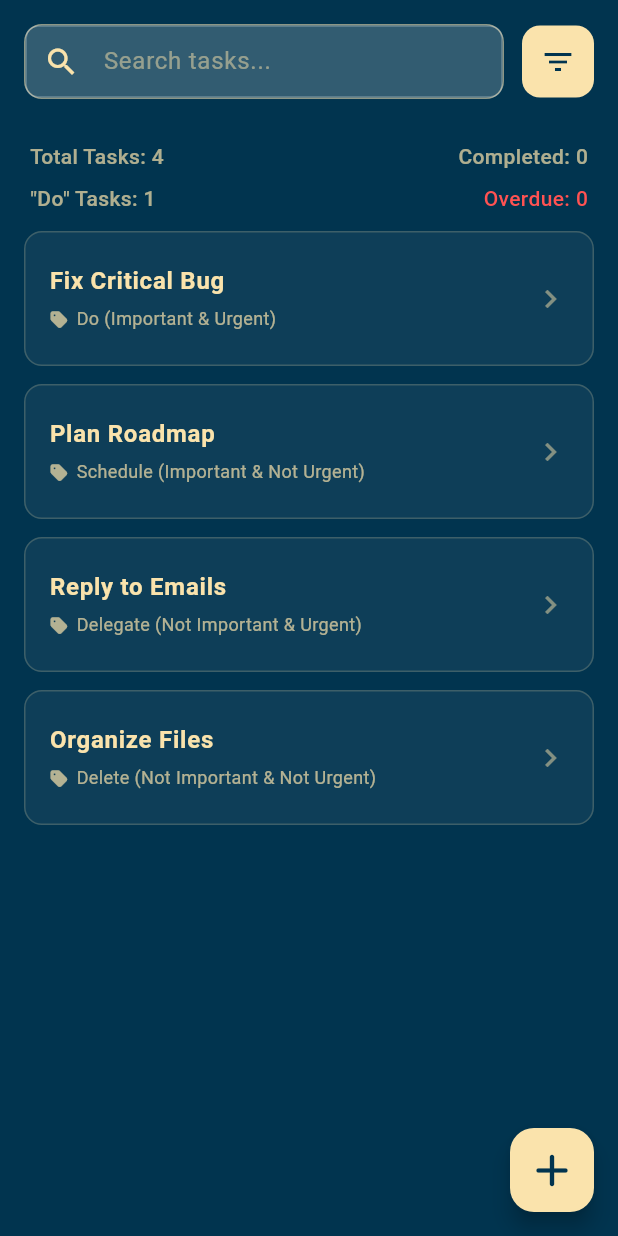
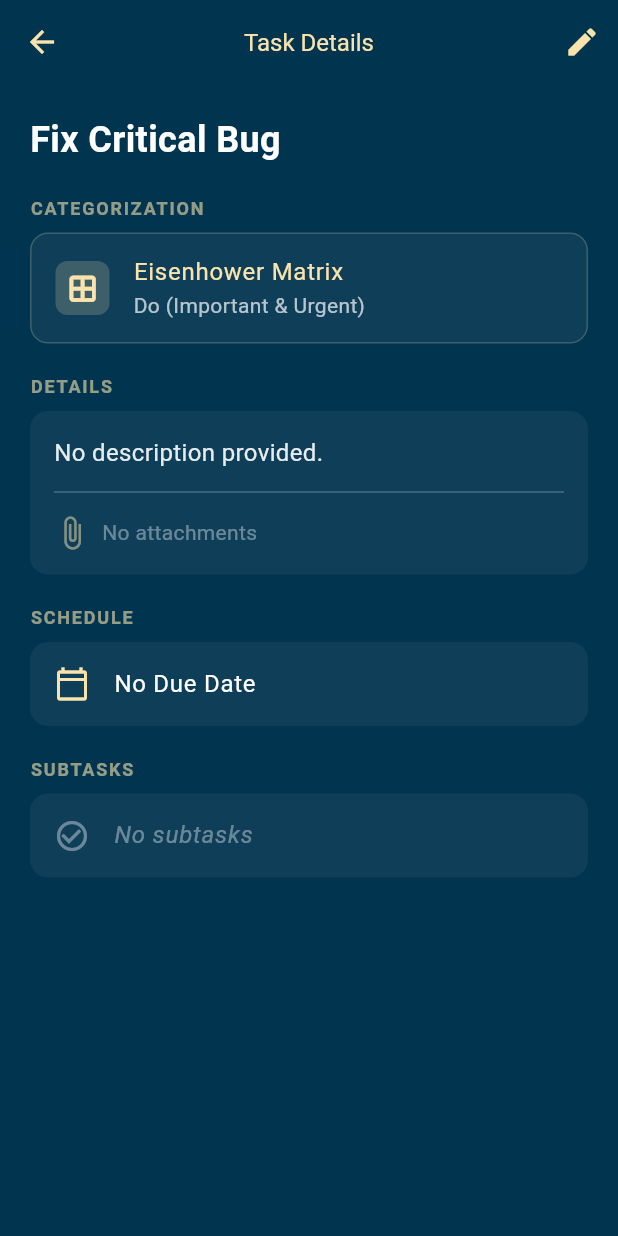
Before and after one commit to pctan9491/PROJ-0001-TTTApp-FE, a Flutter app: the TaskListPage screen opened directly, after a tap on "Fix Critical Bug", on a phone screen of 412 x 824 dp. Run offline on Flutter 3.47's test engine with Material 3 defaults, Android fonts, the phone set to English and light mode, and no system bars; our stand-ins replace font_awesome_flutter, shared_preferences; accounts and stored records are empty.

Commit message:
task detail page

```diff
--- /dev/null
+++ b/lib/features/tasks/presentation/pages/task_detail_page.dart
@@ -0,0 +1,160 @@
+import 'package:flutter/material.dart';
+import 'package:font_awesome_flutter/font_awesome_flutter.dart';
+import '../../domain/entities/task.dart';
+
+class TaskDetailPage extends StatelessWidget {
+  final Task task;
+
+  const TaskDetailPage({super.key, required this.task});
+
+  String _getMatrixLabel() {
+    if (task.importance == TaskImportance.important && task.urgency == TaskUrgency.urgent) {
+      return 'Do (Important & Urgent)';
+    } else if (task.importance == TaskImportance.important && task.urgency == TaskUrgency.notUrgent) {
+      return 'Schedule (Important & Not Urgent)';
+    } else if (task.importance == TaskImportance.notImportant && task.urgency == TaskUrgency.urgent) {
+      return 'Delegate (Not Important & Urgent)';
+    } else {
+      return 'Delete (Not Important & Not Urgent)';
+    }
+  }
+
+  @override
+  Widget build(BuildContext context) {
+    final primaryColor = Theme.of(context).scaffoldBackgroundColor;
+    final secondaryColor = Theme.of(context).colorScheme.secondary;
+
+    return Scaffold(
+      backgroundColor: primaryColor,
+      appBar: AppBar(
+        backgroundColor: Colors.transparent,
+        elevation: 0,
+        leading: IconButton(
+          icon: Icon(Icons.arrow_back, color: secondaryColor),
+          onPressed: () => Navigator.pop(context),
+        ),
+        title: Text('Task Details', style: TextStyle(color: secondaryColor, fontSize: 16)),
+        actions: [
+          IconButton(
+            icon: Icon(Icons.edit, color: secondaryColor),
+            onPressed: () {
+              // TODO: Navigate to Edit Task
+            },
+          ),
+        ],
+      ),
+      body: SingleChildScrollView(
+        padding: const EdgeInsets.all(20.0),
+        child: Column(
+          crossAxisAlignment: CrossAxisAlignment.start,
+          children: [
+            // --- Title ---
+            Text(
+              task.title,
+              style: const TextStyle(color: Colors.white, fontSize: 24, fontWeight: FontWeight.bold),
+            ),
+            const SizedBox(height: 20),
+
+            // --- Categorization ---
+            _buildSectionLabel('Categorization', secondaryColor),
+            Container(
+              margin: const EdgeInsets.only(top: 8, bottom: 20),
+              decoration: BoxDecoration(
+                color: Colors.white.withOpacity(0.05),
+                borderRadius: BorderRadius.circular(12),
+                border: Border.all(color: secondaryColor.withOpacity(0.2)),
+              ),
+              child: ListTile(
+                leading: Container(
+                  padding: const EdgeInsets.all(8),
+                  decoration: BoxDecoration(
+                    color: secondaryColor.withOpacity(0.2),
+                    borderRadius: BorderRadius.circular(8),
+                  ),
+                  child: Icon(FontAwesomeIcons.tableCellsLarge, color: secondaryColor, size: 20),
+                ),
+                title: Text('Eisenhower Matrix', style: TextStyle(color: secondaryColor)),
+                subtitle: Text(_getMatrixLabel(), style: TextStyle(color: Colors.white70)),
+              ),
+            ),
+
+            // --- Details & Attachments ---
+            _buildSectionLabel('Details', secondaryColor),
+            Container(
+              margin: const EdgeInsets.only(top: 8, bottom: 20),
+              padding: const EdgeInsets.symmetric(horizontal: 16, vertical: 16),
+              decoration: BoxDecoration(
+                color: Colors.white.withOpacity(0.05),
+                borderRadius: BorderRadius.circular(12),
+              ),
+              child: Column(
+                crossAxisAlignment: CrossAxisAlignment.start,
+                children: [
+                  Text(
+                    task.description.isEmpty ? 'No description provided.' : task.description,
+                    style: TextStyle(color: Colors.white.withOpacity(0.9), fontSize: 16),
+                  ),
+                  const Divider(color: Colors.white24, height: 30),
+                  if (task.attachments.isEmpty)
+                    Row(
+                      children: [
+                        Icon(Icons.attach_file, color: secondaryColor.withOpacity(0.5)),
+                        const SizedBox(width: 8),
+                        Text('No attachments', style: TextStyle(color: Colors.white38)),
+                      ],
+                    )
+                  else
+                    Column(
+                      children: task.attachments.map((att) => ListTile(
+                        contentPadding: EdgeInsets.zero,
+                        leading: Icon(Icons.attach_file, color: secondaryColor),
+                        title: Text(att, style: TextStyle(color: Colors.white70)),
+                      )).toList(),
+                    ),
+                ],
+              ),
+            ),
+
+            // --- Schedule ---
+            _buildSectionLabel('Schedule', secondaryColor),
+            Container(
+              margin: const EdgeInsets.only(top: 8, bottom: 20),
+              decoration: BoxDecoration(
+                color: Colors.white.withOpacity(0.05),
+                borderRadius: BorderRadius.circular(12),
+              ),
+              child: ListTile(
+                leading: Icon(Icons.calendar_today_outlined, color: secondaryColor),
+                title: Text(
+                  task.schedule == null ? 'No Due Date' : task.schedule.toString().split(' ')[0],
+                  style: TextStyle(color: Colors.white),
+                ),
+              ),
+            ),
+
+            // --- Subtasks (Placeholder as Entity doesn't have subtasks yet) ---
+            _buildSectionLabel('Subtasks', secondaryColor),
+            Container(
+              margin: const EdgeInsets.only(top: 8, bottom: 20),
+              decoration: BoxDecoration(
+                color: Colors.white.withOpacity(0.05),
+                borderRadius: BorderRadius.circular(12),
+              ),
+              child: const ListTile(
+                leading: Icon(Icons.check_circle_outline, color: Colors.white38),
+                title: Text('No subtasks', style: TextStyle(color: Colors.white38, fontStyle: FontStyle.italic)),
+              ),
+            ),
+          ],
+        ),
+      ),
+    );
+  }
+
+  Widget _buildSectionLabel(String label, Color color) {
+    return Text(
+      label.toUpperCase(),
+      style: TextStyle(color: color.withOpacity(0.6), fontSize: 12, fontWeight: FontWeight.bold, letterSpacing: 1.2),
+    );
+  }
+}
--- a/lib/features/tasks/presentation/pages/task_list_page.dart
+++ b/lib/features/tasks/presentation/pages/task_list_page.dart
@@ -2,6 +2,7 @@ import 'package:flutter/material.dart';
 import 'package:font_awesome_flutter/font_awesome_flutter.dart';
 import '../../domain/entities/task.dart';
 import 'add_task_page.dart';
+import 'task_detail_page.dart';
 
 class TaskListPage extends StatefulWidget {
   const TaskListPage({super.key});
@@ -391,7 +392,12 @@ class _TaskItem extends StatelessWidget {
         ),
         trailing: Icon(Icons.chevron_right, color: secondaryColor.withOpacity(0.5)),
         onTap: () {
-          // TODO: Navigate to Task Details
+          Navigator.push(
+            context,
+            MaterialPageRoute(
+              builder: (context) => TaskDetailPage(task: task),
+            ),
+          );
         },
       ),
     );
```
